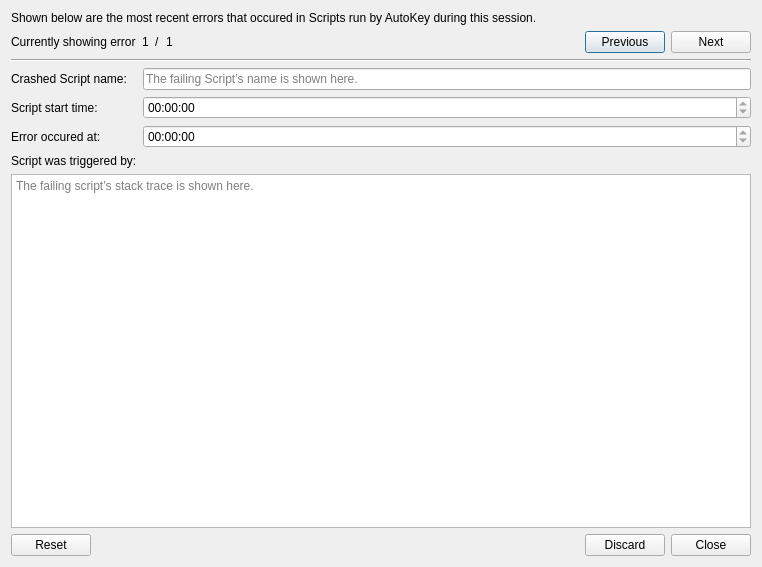
First picture: the form in lib/autokey/qtui/resources/ui/show_recent_script_errors_dialog.ui, repository autokey/autokey, before the edit.
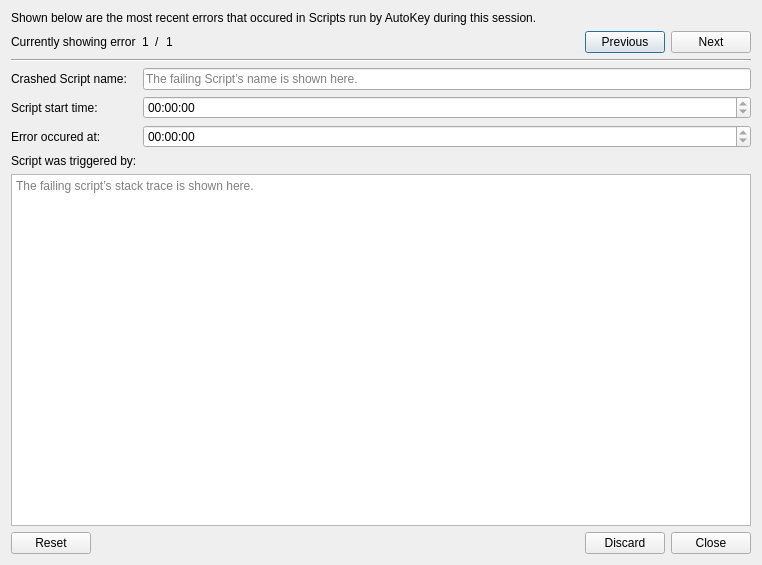
Second picture: the form after the edit.

Commit message: Implemented the GUI work for the Qt5 GUI. It uses the new system to view the recent errors.

```diff
--- a/lib/autokey/qtui/resources/ui/show_recent_script_errors_dialog.ui
+++ b/lib/autokey/qtui/resources/ui/show_recent_script_errors_dialog.ui
@@ -7,7 +7,7 @@
     <x>0</x>
     <y>0</y>
     <width>762</width>
-    <height>567</height>
+    <height>565</height>
    </rect>
   </property>
   <property name="windowTitle">
```
Left out of the diff: 112 changed lines with no effect on the pictures. The commit also changes 4 other files.
